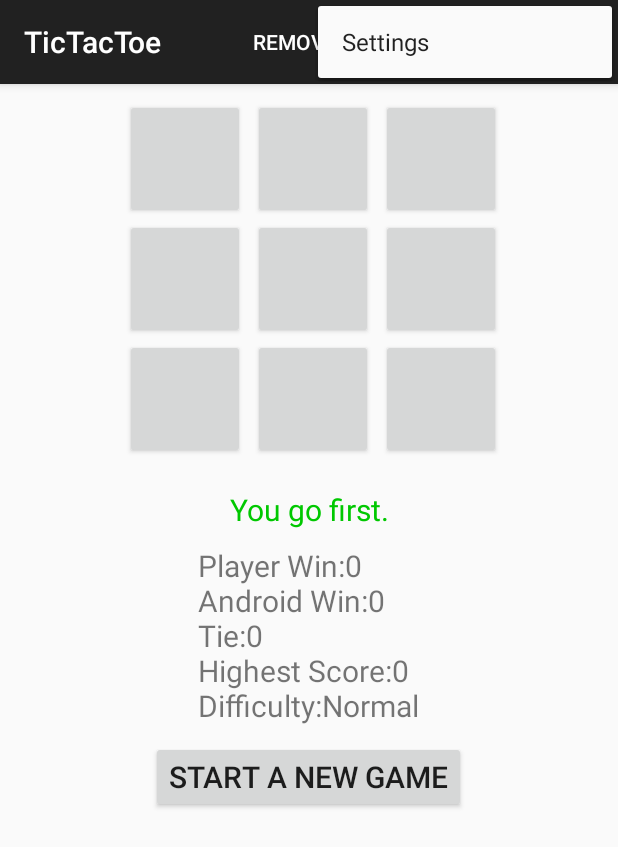
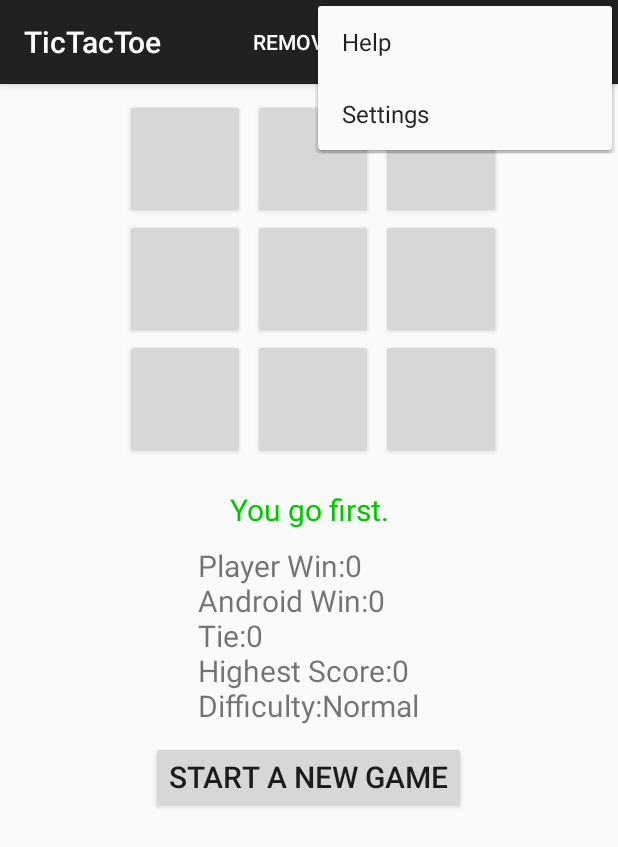
Before and after one commit to git-malu/TicTacToe, an Android app: the screen it shows after launch (MainActivity), with the options menu open, on a phone screen of 412 x 824 dp. Shown: the top 847 px of the screen. Run offline under Robolectric (Android 15) with nearby library versions, the light colour scheme and no system bars.

Commit message:
add a alertdialog telling users how to play this game.

```diff
--- a/app/src/main/res/menu/menu_main.xml
+++ b/app/src/main/res/menu/menu_main.xml
@@ -6,4 +6,8 @@
     <item android:id="@+id/clean_highest_score"
           android:title="@string/remove_highest_score"
           app:showAsAction="always"/>
+    <item
+        android:id="@+id/option_menu_help"
+        android:title="@string/option_menu_help"
+        app:showAsAction="never"/>
 </menu>
--- a/app/src/main/res/values/strings.xml
+++ b/app/src/main/res/values/strings.xml
@@ -21,5 +21,8 @@
     <string name="easy">Easy</string>
     <string name="normal">Normal</string>
     <string name="undefeated">Undefeated</string>
+    <string name="option_menu_help">Help</string>
+    <string name="dialog_help_title">How to play ?</string>
+    <string name="dialog_help_message">The player who succeeds in placing three respective marks in a horizontal, vertical, or diagonal row wins the game.</string>
 
 </resources>
```
Also changed, not shown: app/src/main/java/com/example/tictactoe/MainActivity.java (+12 -0 lines), 1 other file.
